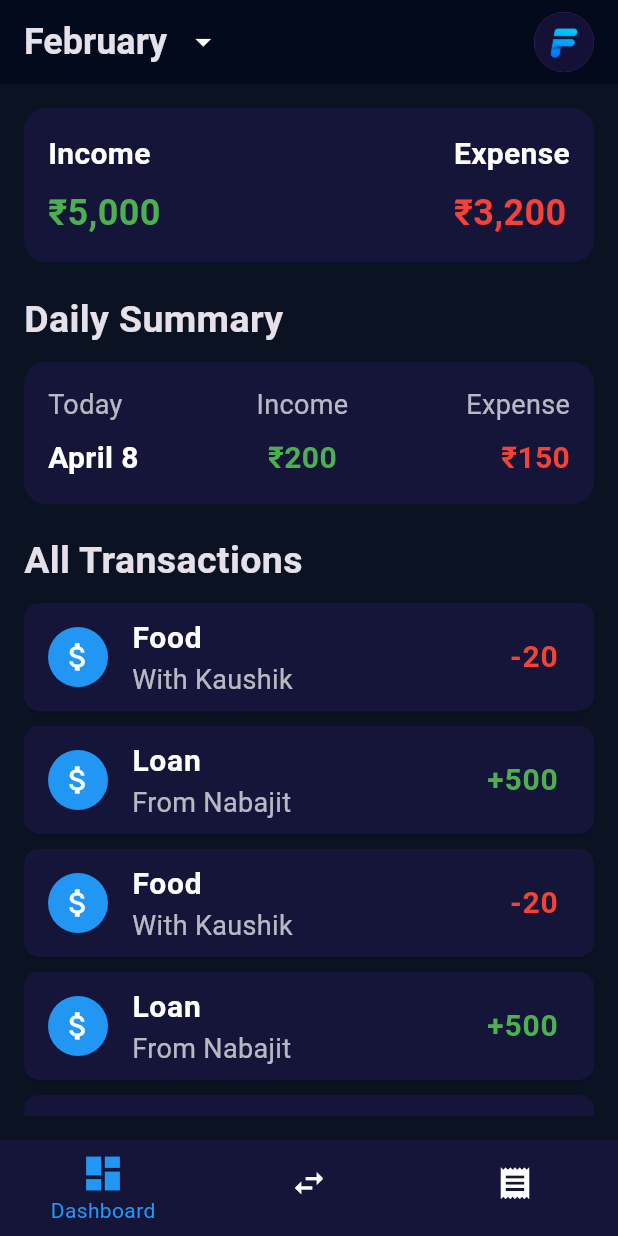
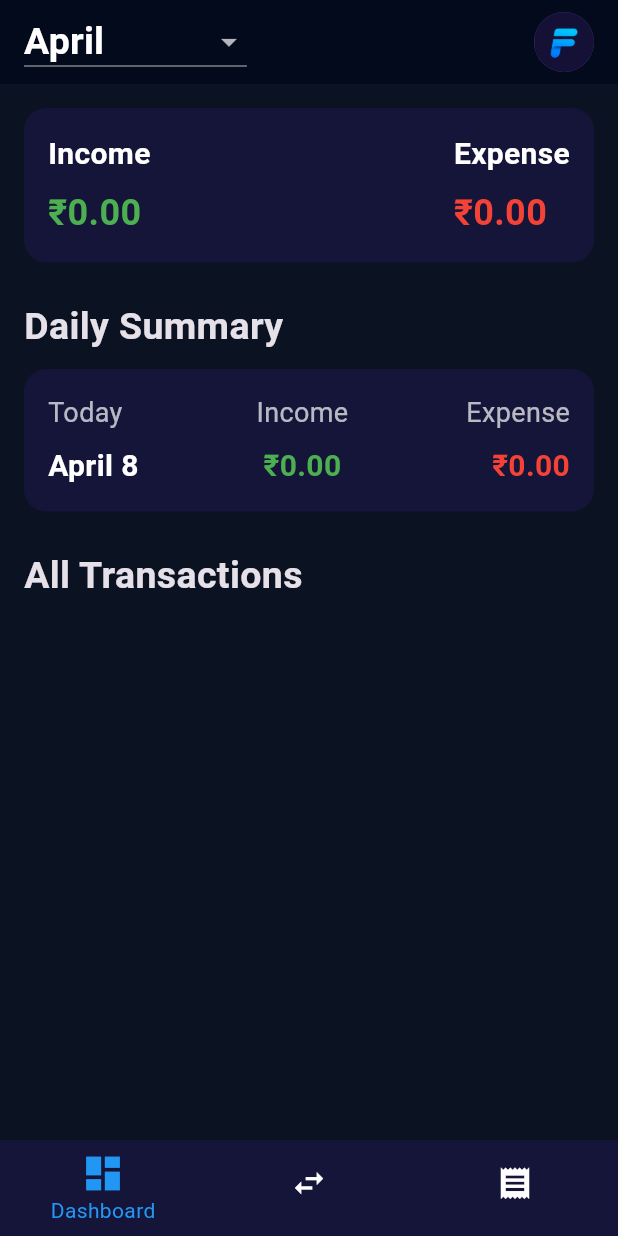
Before and after one commit to Rohan-450/FinSight, a Flutter app: the screen it shows after launch, on a phone screen of 412 x 824 dp. Run offline on Flutter 3.47's test engine with Material 3 defaults, Android fonts, the phone set to English and light mode, and no system bars; our stand-ins replace firebase_auth, firebase_core, sqflite; accounts and stored records are empty.

```diff
--- a/lib/screens/dashboard_screen.dart
+++ b/lib/screens/dashboard_screen.dart
@@ -1,13 +1,114 @@
 import 'package:firebase_auth/firebase_auth.dart';
 import 'package:flutter/material.dart';
 import 'package:intl/intl.dart';
+import '../database/db_helper.dart';
+import '../utils/transaction_card.dart';
 
-class DashboardScreen extends StatelessWidget {
+class DashboardScreen extends StatefulWidget {
   const DashboardScreen({super.key});
 
   @override
+  State<DashboardScreen> createState() => _DashboardScreenState();
+}
+
+class _DashboardScreenState extends State<DashboardScreen> {
+  final DBHelper _dbHelper = DBHelper();
+  Map<String, List<Map<String, dynamic>>> transactionsByDate = {};
+  String selectedMonth =
+      DateFormat('MMMM').format(DateTime.now()); // Default to current month
+  List<String> months = DateFormat.MMMM().dateSymbols.MONTHS;
+
+  double totalIncome = 0.0;
+  double totalExpense = 0.0;
+  double dailyIncome = 0.0;
+  double dailyExpense = 0.0;
+
+  @override
+  void initState() {
+    super.initState();
+    fetchTransactions();
+  }
+
+  void fetchTransactions() async {
+    final transactions = await _dbHelper.fetchTransactions();
+
+    // Group transactions by date
+    final groupedTransactions = <String, List<Map<String, dynamic>>>{};
+    for (var transaction in transactions) {
+      final date =
+          DateFormat('yyyy-MM-dd').format(DateTime.parse(transaction['date']));
+      if (!groupedTransactions.containsKey(date)) {
+        groupedTransactions[date] = [];
+      }
+      groupedTransactions[date]!.add(transaction);
+    }
+
+    setState(() {
+      transactionsByDate = groupedTransactions;
+      updateTotalsForSelectedMonth();
+      updateDailyTotals();
+    });
+  }
+
+  void updateTotalsForSelectedMonth() {
+    double income = 0.0;
+    double expense = 0.0;
+
+    transactionsByDate.forEach((date, transactions) {
+      final month = DateFormat('MMMM').format(DateTime.parse(date));
+      if (month == selectedMonth) {
+        for (var transaction in transactions) {
+          if (transaction['type'] == 'Income') {
+            income += transaction['amount'];
+          } else if (transaction['type'] == 'Expense') {
+            expense += transaction['amount'];
+          }
+        }
+      }
+    });
+
+    setState(() {
+      totalIncome = income;
+      totalExpense = expense;
+    });
+  }
+
+  void updateDailyTotals() {
+    double income = 0.0;
+    double expense = 0.0;
+    final today = DateFormat('yyyy-MM-dd').format(DateTime.now());
+
+    if (transactionsByDate.containsKey(today)) {
+      for (var transaction in transactionsByDate[today]!) {
+        if (transaction['type'] == 'Income') {
+          income += transaction['amount'];
+        } else if (transaction['type'] == 'Expense') {
+          expense += transaction['amount'];
+        }
+      }
+    }
+
+    setState(() {
+      dailyIncome = income;
+      dailyExpense = expense;
+    });
+  }
+
+  List<Map<String, dynamic>> getTransactionsForSelectedMonth() {
+    final filteredTransactions = <Map<String, dynamic>>[];
+    transactionsByDate.forEach((date, transactions) {
+      final month = DateFormat('MMMM').format(DateTime.parse(date));
+      if (month == selectedMonth) {
+        filteredTransactions.addAll(transactions);
+      }
+    });
+    return filteredTransactions;
+  }
+
+  @override
   Widget build(BuildContext context) {
-  final String todayDate = DateFormat('MMMM d').format(DateTime.now());
+    final transactionsForMonth = getTransactionsForSelectedMonth();
+    final String todayDate = DateFormat('MMMM d').format(DateTime.now());
 
     return Scaffold(
       appBar: AppBar(
@@ -18,14 +119,25 @@ class DashboardScreen extends StatelessWidget {
           children: [
             Row(
               children: [
-                const Text(
-                  'February',
-                  style: TextStyle(fontSize: 24, fontWeight: FontWeight.bold),
-                ),
-                IconButton(
-                  icon: const Icon(Icons.arrow_drop_down, color: Colors.white),
-                  onPressed: () {
-                    // Add month picker functionality here
+                DropdownButton<String>(
+                  value: selectedMonth,
+                  dropdownColor: const Color.fromARGB(255, 21, 20, 57),
+                  items: months.map((month) {
+                    return DropdownMenuItem(
+                      value: month,
+                      child: Text(
+                        month,
+                        style: const TextStyle(color: Colors.white,
+                            fontSize: 25,
+                            fontWeight: FontWeight.bold),
+                      ),
+                    );
+                  }).toList(),
+                  onChanged: (value) {
+                    setState(() {
+                      selectedMonth = value!;
+                      updateTotalsForSelectedMonth();
+                    });
                   },
                 ),
               ],
@@ -57,8 +169,9 @@ class DashboardScreen extends StatelessWidget {
                           ),
                         ),
                         TextButton(
-                          onPressed: () async{
-                            await FirebaseAuth.instance.signOut(); // Sign out the user
+                          onPressed: () async {
+                            await FirebaseAuth.instance
+                                .signOut(); // Sign out the user
                             Navigator.pop(context); // Close the dialog
                             Navigator.pushReplacementNamed(context, '/login');
                           },
@@ -85,20 +198,20 @@ class DashboardScreen extends StatelessWidget {
         child: Column(
           crossAxisAlignment: CrossAxisAlignment.start,
           children: [
-            // Summary Card
+            //Monthly Summary Card
             Container(
               padding: const EdgeInsets.all(16.0),
               decoration: BoxDecoration(
                 color: const Color.fromARGB(255, 21, 20, 57),
                 borderRadius: BorderRadius.circular(15.0),
               ),
-              child: const Row(
+              child: Row(
                 mainAxisAlignment: MainAxisAlignment.spaceBetween,
                 children: [
                   Column(
                     crossAxisAlignment: CrossAxisAlignment.start,
                     children: [
-                      Text(
+                      const Text(
                         'Income',
                         style: TextStyle(
                           fontSize: 20,
@@ -106,10 +219,10 @@ class DashboardScreen extends StatelessWidget {
                           fontWeight: FontWeight.bold,
                         ),
                       ),
-                      SizedBox(height: 8),
+                      const SizedBox(height: 8),
                       Text(
-                        '\₹5,000',
-                        style: TextStyle(
+                        '\₹${totalIncome.toStringAsFixed(2)}',
+                        style: const TextStyle(
                           fontSize: 24,
                           color: Colors.green,
                           fontWeight: FontWeight.bold,
@@ -119,8 +232,8 @@ class DashboardScreen extends StatelessWidget {
                   ),
                   Column(
                     crossAxisAlignment: CrossAxisAlignment.start,
-                    children: const [
-                      Text(
+                    children: [
+                      const Text(
                         'Expense',
                         style: TextStyle(
                           fontSize: 20,
@@ -128,10 +241,10 @@ class DashboardScreen extends StatelessWidget {
                           fontWeight: FontWeight.bold,
                         ),
                       ),
-                      SizedBox(height: 8),
+                      const SizedBox(height: 8),
                       Text(
-                        '\₹3,200',
-                        style: TextStyle(
+                        '\₹${totalExpense.toStringAsFixed(2)}',
+                        style: const TextStyle(
                           fontSize: 24,
                           color: Colors.red,
                           fontWeight: FontWeight.bold,
@@ -142,9 +255,8 @@ class DashboardScreen extends StatelessWidget {
                 ],
               ),
             ),
-            const SizedBox(height: 20),
-
-            // Date Tab Section
+            const SizedBox(height: 25),
+            // Daily Summary Section
             const Text(
               'Daily Summary',
               style: TextStyle(
@@ -153,7 +265,7 @@ class DashboardScreen extends StatelessWidget {
               ),
             ),
             const SizedBox(height: 10),
-             Container(
+            Container(
               padding: const EdgeInsets.all(16.0),
               decoration: BoxDecoration(
                 color: const Color.fromARGB(255, 21, 20, 57),
@@ -185,20 +297,20 @@ class DashboardScreen extends StatelessWidget {
                     ],
                   ),
                   // Income for Today
-                  const Column(
+                  Column(
                     crossAxisAlignment: CrossAxisAlignment.center,
                     children: [
-                      Text(
+                      const Text(
                         'Income',
                         style: TextStyle(
                           fontSize: 18,
                           color: Colors.white70,
                         ),
                       ),
-                      SizedBox(height: 8),
+                      const SizedBox(height: 8),
                       Text(
-                        '\₹200',
-                        style: TextStyle(
+                        '₹${dailyIncome.toStringAsFixed(2)}',
+                        style: const TextStyle(
                           fontSize: 20,
                           color: Colors.green,
                           fontWeight: FontWeight.bold,
@@ -207,20 +319,20 @@ class DashboardScreen extends StatelessWidget {
                     ],
                   ),
                   // Expense for Today
-                  const Column(
+                  Column(
                     crossAxisAlignment: CrossAxisAlignment.end,
                     children: [
-                      Text(
+                      const Text(
                         'Expense',
                         style: TextStyle(
                           fontSize: 18,
                           color: Colors.white70,
                         ),
                       ),
-                      SizedBox(height: 8),
+                      const SizedBox(height: 8),
                       Text(
-                        '\₹150',
-                        style: TextStyle(
+                        '₹${dailyExpense.toStringAsFixed(2)}',
+                        style: const TextStyle(
                           fontSize: 20,
                           color: Colors.red,
                           fontWeight: FontWeight.bold,
@@ -231,8 +343,7 @@ class DashboardScreen extends StatelessWidget {
                 ],
               ),
             ),
-            const SizedBox(height: 20),
-
+            const SizedBox(height: 25),
             // All Transactions Section
             const Text(
               'All Transactions',
@@ -243,45 +354,31 @@ class DashboardScreen extends StatelessWidget {
             ),
             const SizedBox(height: 10),
             Expanded(
-              child: ListView.builder(
-                itemCount: 10,
-                itemBuilder: (context, index) {
-                  return Card(
-                    color: const Color.fromARGB(255, 21, 20, 57),
-                    margin: const EdgeInsets.only(bottom: 10),
-                    shape: RoundedRectangleBorder(
-                      borderRadius: BorderRadius.circular(10),
-                    ),
-                    child: ListTile(
-                      leading: const CircleAvatar(
-                        backgroundColor: Colors.blue,
-                        child: Icon(Icons.attach_money,
-                          color: Colors.white,
-                        ),
-                      ),
-                      title: Text(
-                        index % 2 == 0 ? 'Food' : 'Loan',
-                        style: const TextStyle(
-                          color: Colors.white,
-                          fontWeight: FontWeight.bold,
-                          fontSize: 20
-                        ),
-                      ),
-                      subtitle: Text(
-                        index % 2 == 0 ? 'With Kaushik' : 'From Nabajit',
-                        style: const TextStyle(color: Colors.white70, fontSize: 18),
-                      ),
-                      trailing: Text(
-                        index % 2 == 0 ? '-20' : '+500',
-                        style: TextStyle(
-                          color: index % 2 == 0 ? Colors.red : Colors.green,
-                          fontWeight: FontWeight.bold,
-                          fontSize: 20,
-                        ),
-                      ),
-                    ),
+              child: ListView(
+                children: transactionsByDate.entries
+                    .where((entry) =>
+                        entry.key ==
+                        DateFormat('yyyy-MM-dd').format(DateTime.now()))
+                    .map((entry) {
+                  final date = entry.key;
+                  final transactions = entry.value;
+
+                  return Column(
+                    crossAxisAlignment: CrossAxisAlignment.start,
+                    children: [
+                      const SizedBox(height: 10),
+                      ...transactions.map((transaction) {
+                        return TransactionCard(
+                          title: transaction['title'],
+                          subtitle: transaction['subtitle'],
+                          amount: transaction['amount'],
+                          isIncome: transaction['type'] == 'Income',
+                        );
+                      }).toList(),
+                      const SizedBox(height: 20),
+                    ],
                   );
-                },
+                }).toList(),
               ),
             ),
           ],
--- a/pubspec.yaml
+++ b/pubspec.yaml
@@ -40,6 +40,9 @@ dependencies:
   cloud_firestore: ^4.15.6
   firebase_auth: ^4.17.6
   month_picker_dialog: ^2.11.0
+  sqflite: ^2.4.1
+  path: ^1.9.0
+  intl: ^0.18.1
 
 dev_dependencies:
   flutter_test:
```
Also changed, not shown: lib/database/db_helper.dart (added, +49 -0 lines), lib/screens/records_screen.dart (+53 -57 lines), lib/screens/transaction_screen.dart (+17 -3 lines), lib/utils/transaction_card.dart (added, +59 -0 lines), pubspec.lock, 1 other file.
